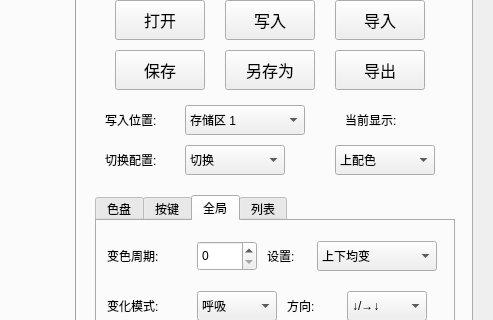
Qt form widget.ui (mad0coding/Ethane-XVI-QT) before a commit; both pictures show x 507 to 1000 and y 171 to 491 of the 1000 by 707 pixel window.
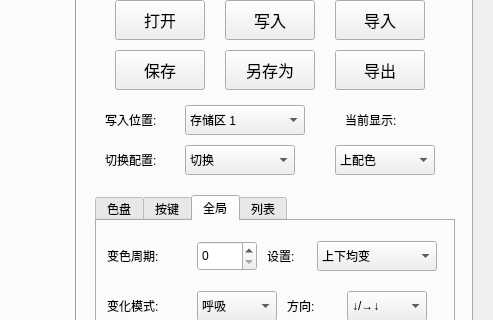
The same form after that commit. The open tabs and pages were chosen to show the change.

Patch:
```diff
--- a/widget.ui
+++ b/widget.ui
@@ -6076,7 +6076,7 @@
       <rect>
        <x>670</x>
        <y>210</y>
-       <width>100</width>
+       <width>110</width>
        <height>30</height>
       </rect>
      </property>
```
Left out of the diff: 5 changed lines with no effect on the pictures.
